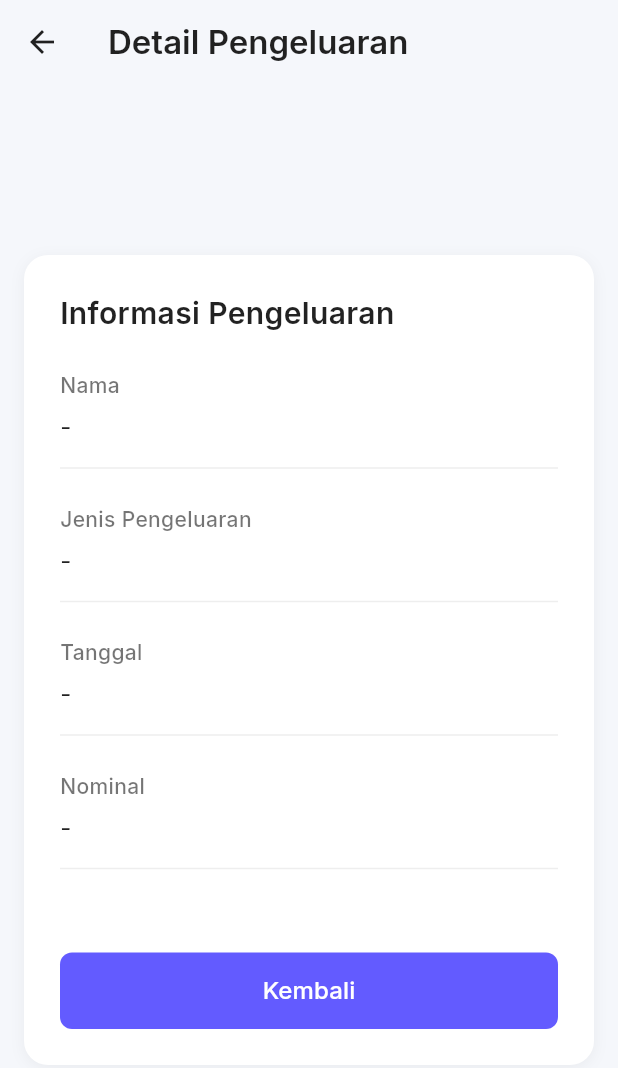
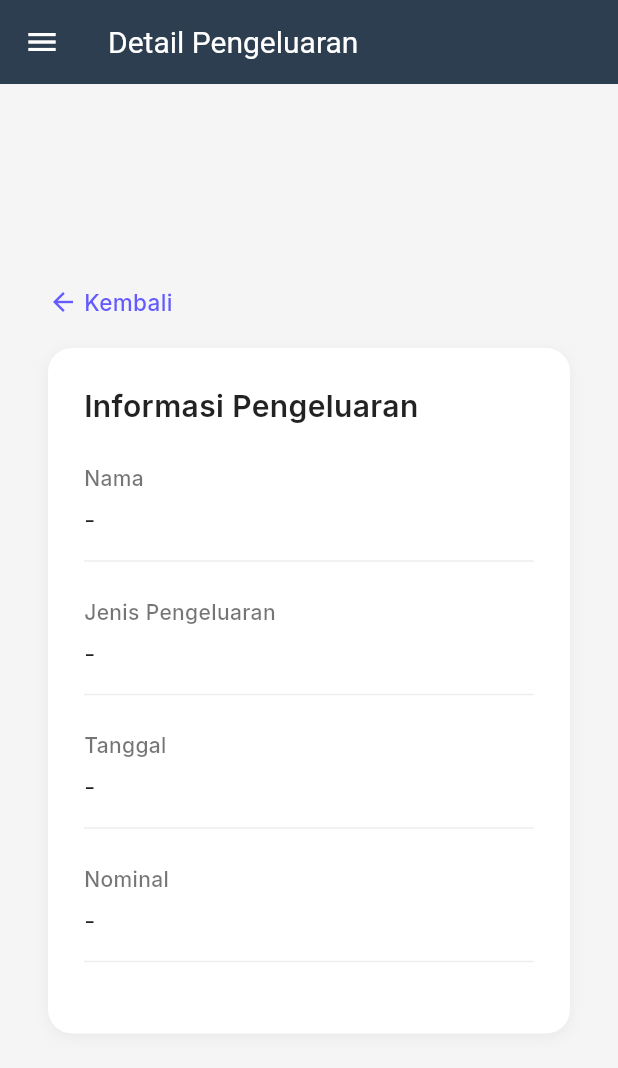
Before and after one commit to KevinASaputra/mobile_josjis_Kel2, a Flutter app: the PengeluaranDetailScreen widget shown alone on an empty page, opened directly with empty values, on a phone screen of 412 x 824 dp. Shown: the top 1068 px of the screen. Run offline on Flutter 3.47's test engine with Material 3 defaults, Android fonts, the phone set to English and light mode, and no system bars; our stand-ins replace file_picker, fl_chart, google_fonts.

Commit message:
Refactor Pengeluaran screens to use DashboardLayout for consistent UI structure

```diff
--- a/jawara/lib/screens/pengeluaran/pengeluaran_detail_screen.dart
+++ b/jawara/lib/screens/pengeluaran/pengeluaran_detail_screen.dart
@@ -1,5 +1,6 @@
 import 'package:flutter/material.dart';
 import 'package:google_fonts/google_fonts.dart';
+import '../../widgets/dashboard_layout.dart';
 
 class PengeluaranDetailScreen extends StatelessWidget {
   final Map<String, String> data;
@@ -9,30 +10,37 @@ class PengeluaranDetailScreen extends StatelessWidget {
   @override
   Widget build(BuildContext context) {
     final Color primaryColor = const Color(0xFF635BFF);
-    final Color bgColor = const Color(0xFFF5F7FB);
 
-    return Scaffold(
-      backgroundColor: bgColor,
-      appBar: AppBar(
-        title: Text(
-          'Detail Pengeluaran',
+    return DashboardLayout(
+      title: 'Detail Pengeluaran',
+      child: Center(
+        child: SingleChildScrollView(
+          padding: const EdgeInsets.all(16.0),
+          child: Column(
+            crossAxisAlignment: CrossAxisAlignment.start,
+            children: [
+              // Tombol kembali
+              GestureDetector(
+                onTap: () => Navigator.pop(context),
+                child: Row(
+                  mainAxisSize: MainAxisSize.min,
+                  children: [
+                    Icon(Icons.arrow_back, size: 20, color: primaryColor),
+                    const SizedBox(width: 4),
+                    Text(
+                      'Kembali',
                       style: GoogleFonts.inter(
-            fontWeight: FontWeight.w600,
-            color: Colors.black87,
+                        color: primaryColor,
+                        fontSize: 15,
+                        fontWeight: FontWeight.w500,
                       ),
                     ),
-        backgroundColor: bgColor,
-        elevation: 0,
-        centerTitle: false,
-        leading: IconButton(
-          icon: const Icon(Icons.arrow_back, color: Colors.black87),
-          onPressed: () => Navigator.pop(context),
+                  ],
                 ),
               ),
-      body: Center(
-        child: SingleChildScrollView(
-          padding: const EdgeInsets.all(16.0),
-          child: Container(
+              const SizedBox(height: 20),
+
+              Container(
                 constraints: const BoxConstraints(maxWidth: 600),
                 padding: const EdgeInsets.all(24.0),
                 decoration: BoxDecoration(
@@ -62,31 +70,10 @@ class PengeluaranDetailScreen extends StatelessWidget {
                     _buildDetailRow('Jenis Pengeluaran', data['jenis'] ?? '-'),
                     _buildDetailRow('Tanggal', data['tanggal'] ?? '-'),
                     _buildDetailRow('Nominal', data['nominal'] ?? '-'),
-                const SizedBox(height: 32),
-                SizedBox(
-                  width: double.infinity,
-                  child: ElevatedButton(
-                    onPressed: () => Navigator.pop(context),
-                    style: ElevatedButton.styleFrom(
-                      backgroundColor: primaryColor,
-                      shape: RoundedRectangleBorder(
-                        borderRadius: BorderRadius.circular(8),
-                      ),
-                      padding: const EdgeInsets.symmetric(vertical: 14),
-                      elevation: 0,
-                    ),
-                    child: Text(
-                      'Kembali',
-                      style: GoogleFonts.inter(
-                        color: Colors.white,
-                        fontSize: 16,
-                        fontWeight: FontWeight.w500,
-                      ),
-                    ),
+                  ],
                 ),
               ),
             ],
-            ),
           ),
         ),
       ),
```
Also changed, not shown: jawara/lib/screens/pengeluaran/pengeluaran_daftar_screen.dart (+21 -43 lines), jawara/lib/screens/pengeluaran/pengeluaran_tambah_screen.dart (+4 -15 lines). Lines whose indentation alone changed are shown as unchanged.
